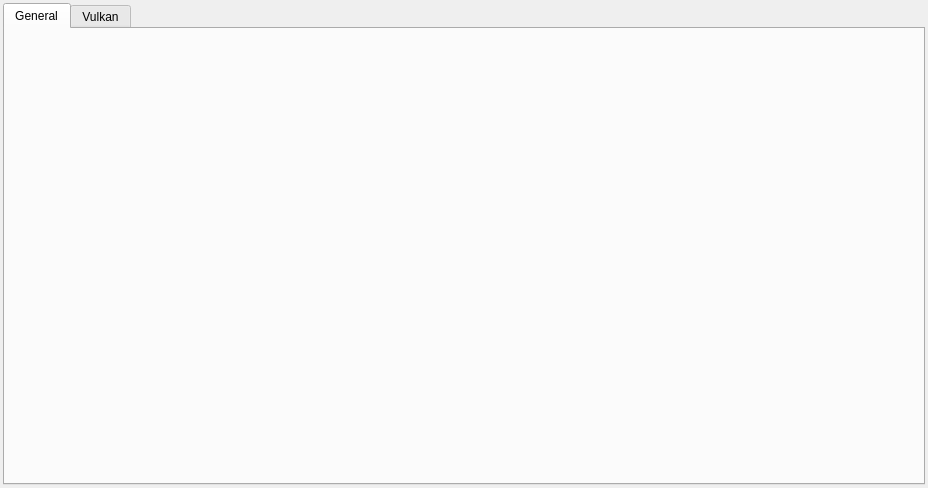
krre/origin, file Tools/DebugSettingsEditor/MainWindow.ui: the form before one commit.
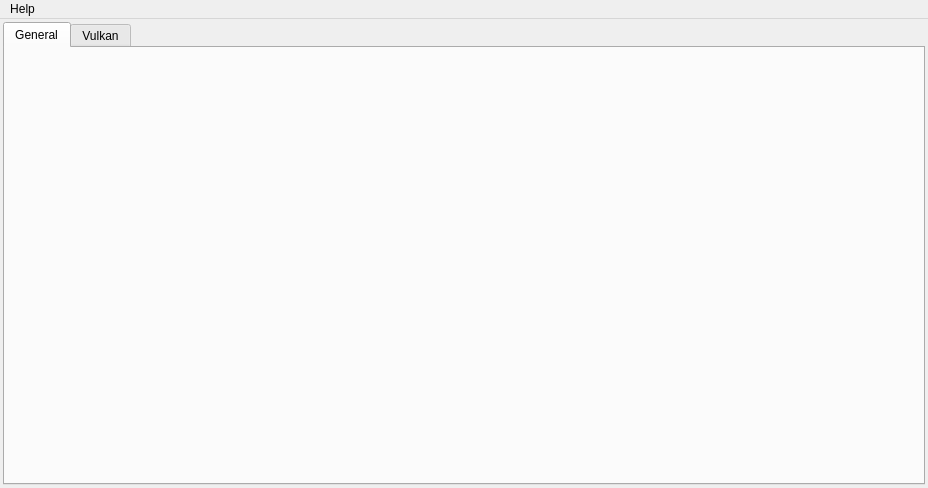
The form after the commit.

Commit message: DSE: Add About dialog

Patch:
```diff
--- a/Tools/DebugSettingsEditor/MainWindow.ui
+++ b/Tools/DebugSettingsEditor/MainWindow.ui
@@ -52,6 +52,13 @@
      <height>24</height>
     </rect>
    </property>
+   <widget class="QMenu" name="menuHelp">
+    <property name="title">
+     <string>Help</string>
+    </property>
+    <addaction name="actionAbout"/>
+   </widget>
+   <addaction name="menuHelp"/>
   </widget>
  </widget>
  <layoutdefault spacing="6" margin="11"/>
```
Left out of the diff: 5 changed lines with no effect on the pictures. The commit also changes 2 other files.
